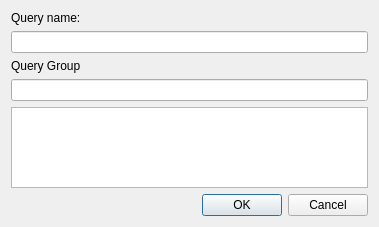
Before: the Qt Designer form GUI_UIs/ui_save_query.ui in ccbogel/QualCoder, drawn with Qt 5.
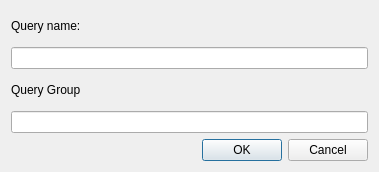
After: the same form once the commit is applied.

```diff
--- a/GUI_UIs/ui_save_query.ui
+++ b/GUI_UIs/ui_save_query.ui
@@ -7,9 +7,15 @@
     <x>0</x>
     <y>0</y>
     <width>379</width>
-    <height>227</height>
+    <height>172</height>
    </rect>
   </property>
+  <property name="maximumSize">
+   <size>
+    <width>16777215</width>
+    <height>180</height>
+   </size>
+  </property>
   <property name="windowTitle">
    <string>Save Query</string>
   </property>
@@ -34,13 +40,6 @@
    <item>
     <widget class="QLineEdit" name="lineEdit_group"/>
    </item>
-   <item>
-    <widget class="QTextEdit" name="textEdit">
-     <property name="readOnly">
-      <bool>true</bool>
-     </property>
-    </widget>
-   </item>
    <item>
     <widget class="QDialogButtonBox" name="buttonBox">
      <property name="orientation">
```
